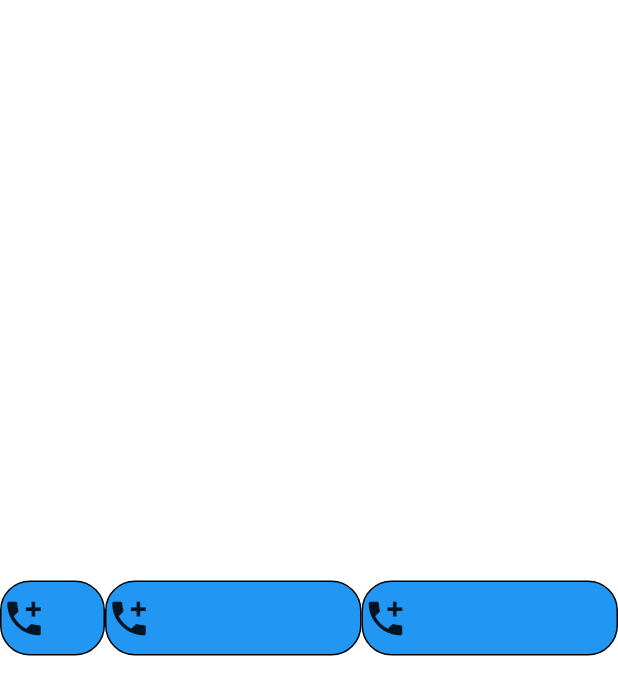
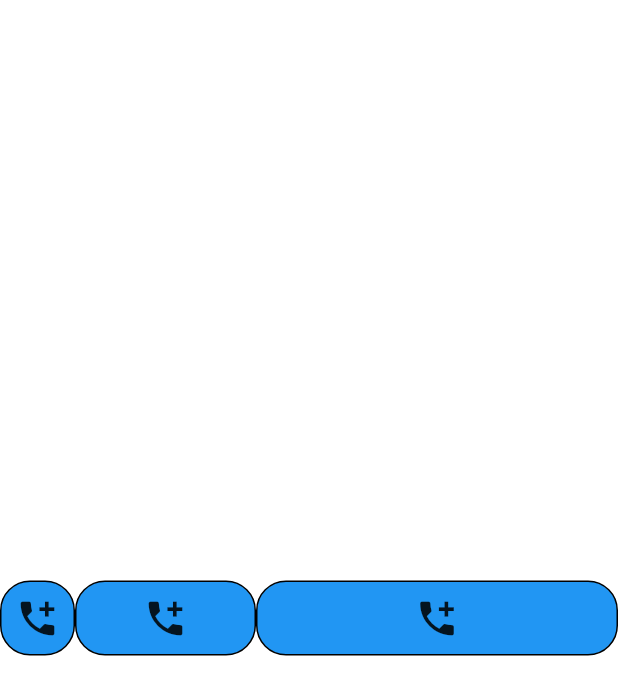
Before and after one commit to aliseylaneh/flutter_practices, a Flutter app: the screen it shows after launch, on a phone screen of 412 x 824 dp. Shown: the top 695 px of the screen. Run offline on Flutter 3.47's test engine with Material 2 defaults, Android fonts, the light colour scheme and no system bars.

Commit message:
3: Expanded widgets

```diff
--- a/lib/main.dart
+++ b/lib/main.dart
@@ -14,18 +14,6 @@ class MyApp extends StatelessWidget {
     return MaterialApp(
       debugShowCheckedModeBanner: false,
       title: 'Flutter Demo',
-      theme: ThemeData(
-        // This is the theme of your application.
-        //
-        // Try running your application with "flutter run". You'll see the
-        // application has a blue toolbar. Then, without quitting the app, try
-        // changing the primarySwatch below to Colors.green and then invoke
-        // "hot reload" (press "r" in the console where you ran "flutter run",
-        // or simply save your changes to "hot reload" in a Flutter IDE).
-        // Notice that the counter didn't reset back to zero; the application
-        // is not restarted.
-        primarySwatch: Colors.red,
-      ),
       home: Row(
         children: [
           BlueBox(),
@@ -34,9 +22,8 @@ class MyApp extends StatelessWidget {
             flex: 1,
             child: BlueBox(),
           ),
-          Flexible(
-            fit: FlexFit.tight,
-            flex: 1,
+          Expanded(
+            flex: 2,
             child: BlueBox(),
           ),
         ],
@@ -49,7 +36,7 @@ class BlueBox extends StatelessWidget {
   @override
   Widget build(BuildContext context) {
     return Container(
-      width: 70,
+      width: 50,
       height: 50,
       decoration: BoxDecoration(
         borderRadius: const BorderRadius.all(Radius.circular(20.0)),
@@ -57,6 +44,7 @@ class BlueBox extends StatelessWidget {
         border: Border.all(),
       ),
       child: Row(
+        mainAxisAlignment: MainAxisAlignment.center,
         children: const [
           Icon(size: 30, Icons.add_call),
         ],
```
